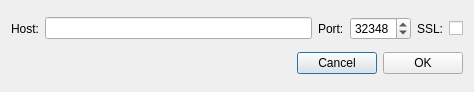
Above: src/gui/ui/newnodedialog.ui from cryptonotefoundation/cryptonotewallet before the change. Below: the same form after it.
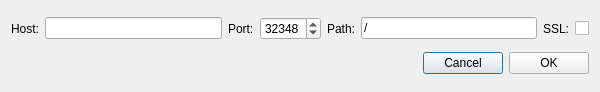
That is the form after the change.

Patch:
```diff
--- a/src/gui/ui/newnodedialog.ui
+++ b/src/gui/ui/newnodedialog.ui
@@ -9,7 +9,7 @@
    <rect>
     <x>0</x>
     <y>0</y>
-    <width>474</width>
+    <width>600</width>
     <height>92</height>
    </rect>
   </property>
@@ -49,6 +49,20 @@
        </property>
       </widget>
      </item>
+     <item>
+      <widget class="QLabel" name="m_path">
+       <property name="text">
+        <string>Path:</string>
+       </property>
+      </widget>
+     </item>
+     <item>
+      <widget class="QLineEdit" name="m_pathEdit">
+       <property name="text">
+        <string>/</string>
+       </property>
+      </widget>
+     </item>
      <item>
       <widget class="QLabel" name="label_3">
        <property name="text">
```
